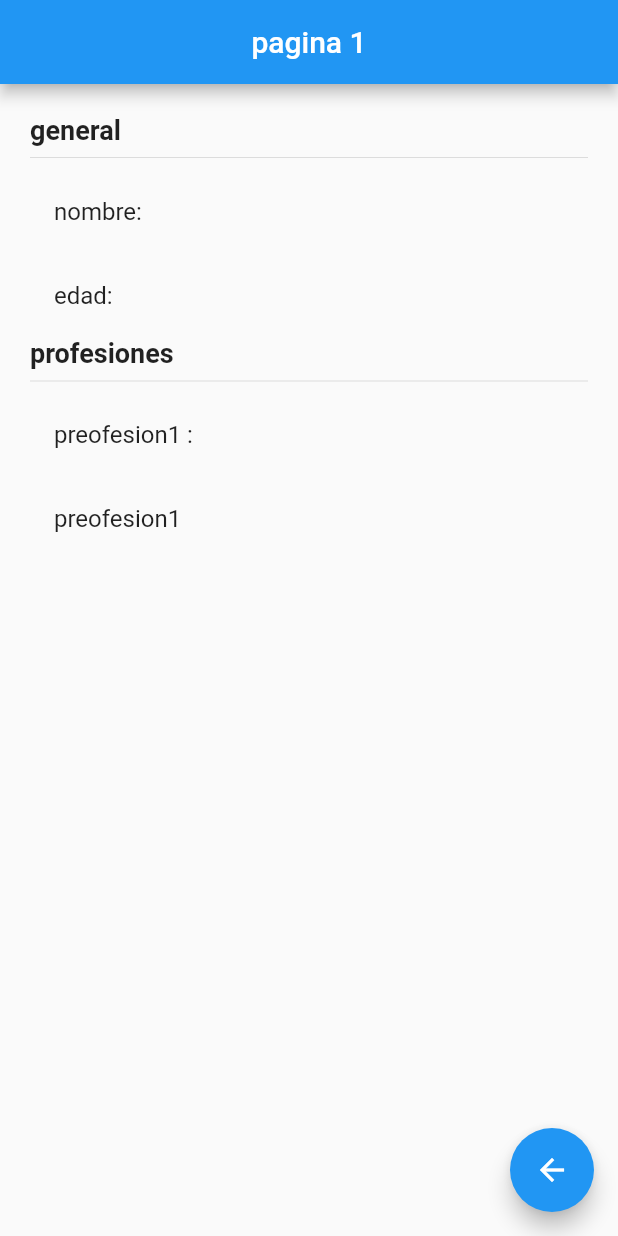
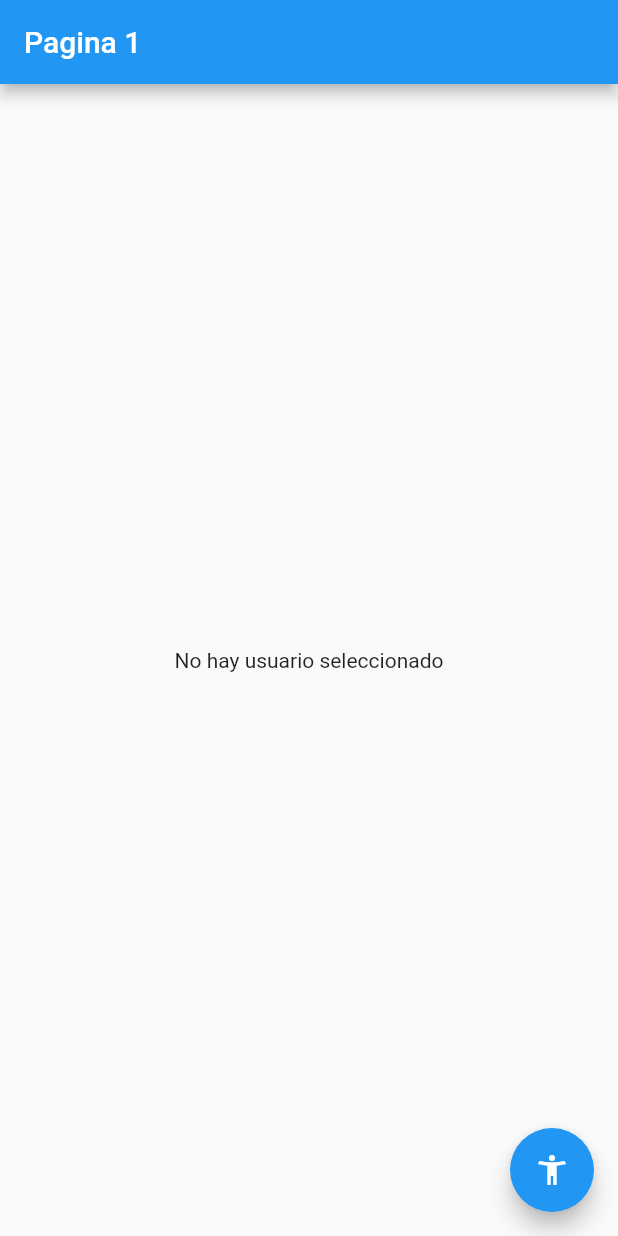
Before and after one commit to jovannyCG/flutter-bloc, a Flutter app: the screen it shows after launch, on a phone screen of 412 x 824 dp. Run offline on Flutter 3.47's test engine with Material 2 defaults, Android fonts, the phone set to English and light mode, and no system bars; our stand-ins replace get.

Commit message:
app terminada

```diff
--- /dev/null
+++ b/lib/controllers/usuario_controller.dart
@@ -0,0 +1,32 @@
+
+import 'package:flutter_bloc_app/models/usuario.dart';
+import 'package:get/get.dart';
+
+
+class UsuarioController extends GetxController {
+
+  var existeUsuario = false.obs;
+  var usuario = Usuario().obs;
+
+  int get profesionesCount {
+    return usuario.value.profesiones.length;
+  }
+
+  void cargarUsuario( Usuario pUsuario ) {
+    existeUsuario.value = true;
+    usuario.value = pUsuario;
+  }
+
+  void cambiarEdad( int edad ) {
+    usuario.update((val) {
+      val!.edad = edad;
+    });
+  }
+
+  void agregarProfesion( String profesion ) {
+    usuario.update((val) {
+      val!.profesiones = [ ...val.profesiones, profesion ];
+    });
+  }
+
+}
--- a/lib/main.dart
+++ b/lib/main.dart
@@ -1,25 +1,27 @@
 import 'package:flutter/material.dart';
-import 'package:flutter_bloc_app/pages/page1.dart';
-import 'package:flutter_bloc_app/pages/page2.dart';
+import 'package:flutter_bloc_app/pages/pagina1_page.dart';
+import 'package:flutter_bloc_app/pages/pagina2_page.dart';
 import 'package:get/get.dart';
 
-void main() => runApp(const MyApp());
+
+
+
+void main() => runApp(MyApp());
 
 class MyApp extends StatelessWidget {
-  const MyApp({super.key});
-
   @override
   Widget build(BuildContext context) {
     return GetMaterialApp(
+      debugShowCheckedModeBanner: false,
       title: 'Material App',
       initialRoute: 'pagina1',
       // routes: {
-      //  'pagina1':(_)=>const PaginaPage(),
-      //  'pagina2':(_)=>const Pagina2Page(),
+      //   'pagina1': ( _ ) => Pagina1Page(),
+      //   'pagina2': ( _ ) => Pagina2Page(),
       // },
       getPages: [
-        GetPage(name: '/pagina1', page: () => const PaginaPage()),
-        GetPage(name: '/pagina2', page: () => const Pagina2Page()),
+        GetPage(name: '/pagina1', page: () => Pagina1Page() ),
+        GetPage(name: '/pagina2', page: () => Pagina2Page() )
       ],
     );
   }
--- a/lib/models/user.dart
+++ /dev/null
@@ -1,8 +0,0 @@
-class User {
-   String? nombre;
-   int? edad;
- List<String>? profesiones;
-
-  User({required this.nombre, required this.edad, required this.profesiones});
-
-}
--- /dev/null
+++ b/lib/models/usuario.dart
@@ -0,0 +1,15 @@
+
+
+class Usuario {
+
+  String? nombre;
+  int? edad;
+  List<String> profesiones;
+
+  Usuario({
+    this.nombre,
+    this.edad,
+    this.profesiones = const []
+  });
+
+}
--- a/lib/pages/page1.dart
+++ /dev/null
@@ -1,60 +0,0 @@
-import 'package:flutter/material.dart';
-import 'package:flutter_bloc_app/pages/page2.dart';
-import 'package:get/get.dart';
-
-class PaginaPage extends StatelessWidget {
-  const PaginaPage({super.key});
-
-  @override
-  Widget build(BuildContext context) {
-    return Scaffold(
-      appBar: AppBar(
-        title: const Text('pagina 1'),
-        centerTitle: true,
-      ),
-      body: const InfotmacionUsuarios(),
-      floatingActionButton: FloatingActionButton(
-          child: const Icon(Icons.arrow_back),
-          // onPressed: () => Navigator.pushNamed(context, 'pagina2')),
-          onPressed: () => Get.toNamed('pagina2')),
-    );
-  }
-}
-
-class InfotmacionUsuarios extends StatelessWidget {
-  const InfotmacionUsuarios({
-    super.key,
-  });
-
-  @override
-  Widget build(BuildContext context) {
-    return Container(
-      height: double.infinity,
-      width: double.infinity,
-      padding: const EdgeInsetsDirectional.all(20),
-      child: Column(
-        crossAxisAlignment: CrossAxisAlignment.start,
-        children: const [
-          Text(
-            'general',
-            style: TextStyle(fontSize: 18, fontWeight: FontWeight.bold),
-          ),
-          Divider(),
-          ListTile(title: Text('nombre: ')),
-          ListTile(
-            title: Text('edad: '),
-          ),
-          Text(
-            'profesiones',
-            style: TextStyle(fontSize: 18, fontWeight: FontWeight.bold),
-          ),
-          Divider(),
-          ListTile(title: Text('preofesion1 : ')),
-          ListTile(
-            title: Text('preofesion1 '),
-          )
-        ],
-      ),
-    );
-  }
-}
--- /dev/null
+++ b/lib/pages/pagina1_page.dart
@@ -0,0 +1,94 @@
+import 'package:flutter/material.dart';
+import 'package:flutter_bloc_app/controllers/usuario_controller.dart';
+import 'package:flutter_bloc_app/models/usuario.dart';
+import 'package:get/get.dart';
+
+
+
+class Pagina1Page extends StatelessWidget {
+  const Pagina1Page({super.key});
+
+
+  @override
+  Widget build(BuildContext context) {
+
+    final usuarioCtrl = Get.put( UsuarioController() );
+
+    return Scaffold(
+      appBar: AppBar(
+        title: const Text('Pagina 1'),
+      ),
+      body: Obx(
+        () => usuarioCtrl.existeUsuario.value
+              ? InformacionUsuario( usuario: usuarioCtrl.usuario.value )
+              : const NoInfo()
+      ),
+
+     floatingActionButton: FloatingActionButton(
+       child: const Icon( Icons.accessibility_new ),
+      //  onPressed: () => Navigator.pushNamed(context, 'pagina2')
+       onPressed: () => Get.toNamed('pagina2', arguments: {
+         'nombre':'Fernando',
+         'edad': 35
+       })
+     ),
+   );
+  }
+}
+
+
+class NoInfo extends StatelessWidget {
+  const NoInfo({super.key});
+
+  @override
+  Widget build(BuildContext context) {
+    return const Center(
+      child: Text('No hay usuario seleccionado'),
+    );
+  }
+}
+
+
+class InformacionUsuario extends StatelessWidget {
+
+  final Usuario usuario;
+
+  const InformacionUsuario({
+    Key? key,
+    required this.usuario
+  }) : super(key: key);
+
+
+  @override
+  Widget build(BuildContext context) {
+    return Container(
+      width: double.infinity,
+      height: double.infinity,
+      padding: const EdgeInsets.all(20.0),
+      child: Column(
+        crossAxisAlignment: CrossAxisAlignment.start,
+        children: [
+
+          const Text('General', style: TextStyle( fontSize: 18, fontWeight: FontWeight.bold ) ),
+          const Divider(),
+
+          ListTile( title: Text('Nombre: ${ usuario.nombre }') ),
+          ListTile( title: Text('Edad: ${ usuario.edad }') ),
+
+          const Text('Profesiones', style: TextStyle( fontSize: 18, fontWeight: FontWeight.bold ) ),
+          const Divider(),
+
+          ...usuario.profesiones.map((profesion) => ListTile(
+            title: Text( profesion ),
+          ))
+
+          // ListTile( title: Text('Profesion 1') ),
+          // ListTile( title: Text('Profesion 1') ),
+          // ListTile( title: Text('Profesion 1') ),
+
+        ],
+      ),
+    );
+  }
+
+}
```
Also changed, not shown: lib/pages/page2.dart (deleted, +0 -43 lines), lib/pages/pagina2_page.dart (added, +77 -0 lines), 1 other file.
